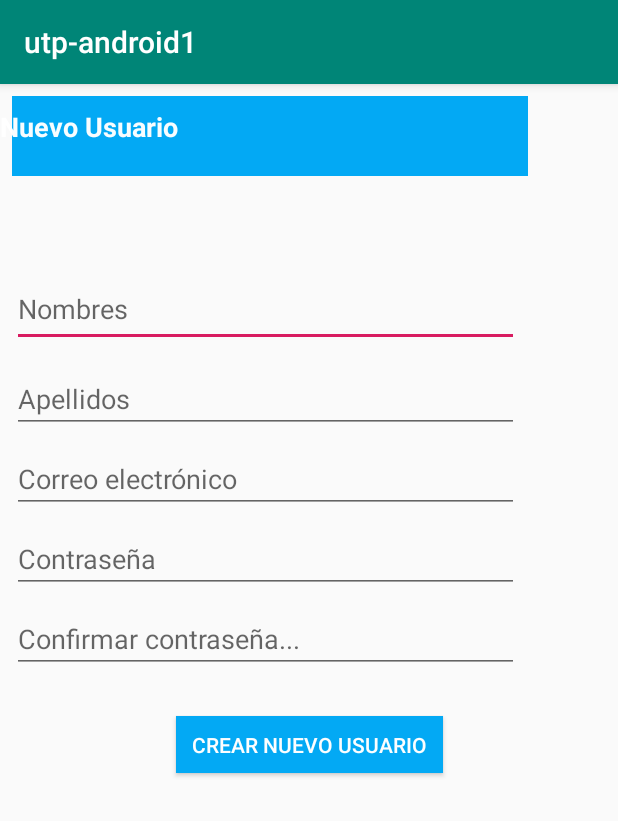
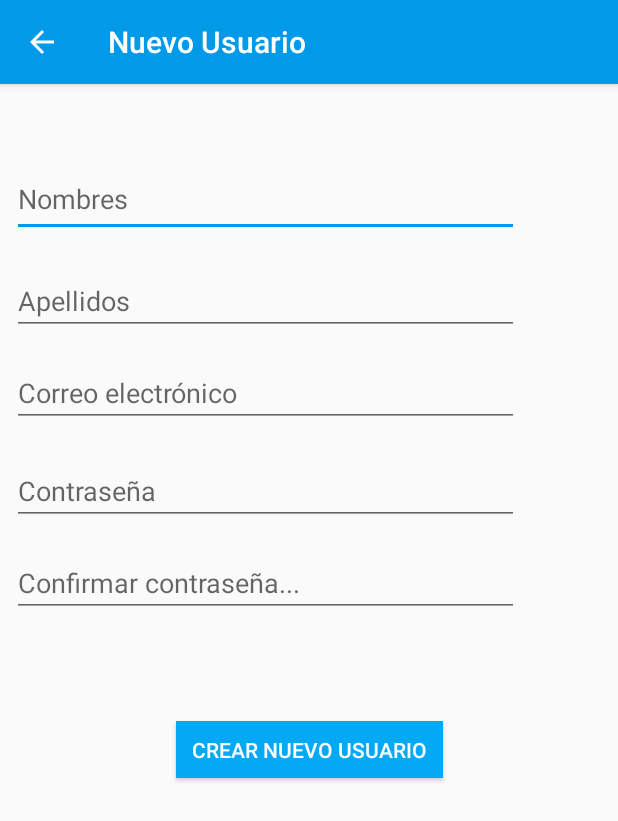
Before and after one commit to renzocastro/utp-android1, an Android app: the Activity_CreateUser screen opened directly, with no data from a screen before it, on a phone screen of 412 x 824 dp. Shown: the top 821 px of the screen. Run offline under Robolectric (Android 15) with nearby library versions, the phone set to English and light mode, and no system bars.

Commit message:
Interfaces part 2

```diff
--- a/app/src/main/res/layout/activity__create_user.xml
+++ b/app/src/main/res/layout/activity__create_user.xml
@@ -4,42 +4,15 @@
     xmlns:tools="http://schemas.android.com/tools"
     android:layout_width="match_parent"
     android:layout_height="match_parent"
+    android:background="#00FFFFFF"
     tools:context=".Activity_CreateUser">
-
-    <ImageView
-        android:id="@+id/imageView4"
-        android:layout_width="344dp"
-        android:layout_height="53dp"
-        android:layout_marginStart="8dp"
-        android:layout_marginTop="8dp"
-        android:layout_marginEnd="8dp"
-        android:layout_marginBottom="8dp"
-        android:background="#03A9F4"
-        app:layout_constraintBottom_toTopOf="@+id/imgview_logo"
-        app:layout_constraintEnd_toEndOf="parent"
-        app:layout_constraintHorizontal_bias="0.0"
-        app:layout_constraintStart_toStartOf="parent"
-        app:layout_constraintTop_toTopOf="parent"
-        app:layout_constraintVertical_bias="1.0" />
-
-    <TextView
-        android:id="@+id/textView5"
-        android:layout_width="282dp"
-        android:layout_height="27dp"
-        android:layout_marginTop="8dp"
-        android:text="Nuevo Usuario"
-        android:textColor="#F8FFFFFF"
-        android:textSize="18sp"
-        android:textStyle="bold"
-        app:layout_constraintTop_toTopOf="@+id/imageView4"
-        tools:layout_editor_absoluteX="39dp" />
 
     <EditText
         android:id="@+id/editText"
         android:layout_width="338dp"
         android:layout_height="50dp"
         android:layout_marginStart="8dp"
-        android:layout_marginTop="64dp"
+        android:layout_marginTop="52dp"
         android:layout_marginEnd="8dp"
         android:ems="10"
         android:hint="Nombres"
@@ -47,14 +20,14 @@
         app:layout_constraintEnd_toEndOf="parent"
         app:layout_constraintHorizontal_bias="0.0"
         app:layout_constraintStart_toStartOf="parent"
-        app:layout_constraintTop_toBottomOf="@+id/imageView4" />
+        app:layout_constraintTop_toTopOf="parent" />
 
     <EditText
         android:id="@+id/editText2"
         android:layout_width="338dp"
         android:layout_height="wrap_content"
         android:layout_marginStart="8dp"
-        android:layout_marginTop="12dp"
+        android:layout_marginTop="20dp"
         android:layout_marginEnd="8dp"
         android:ems="10"
         android:hint="Apellidos"
@@ -69,7 +42,7 @@
         android:layout_width="338dp"
         android:layout_height="wrap_content"
         android:layout_marginStart="8dp"
-        android:layout_marginTop="8dp"
+        android:layout_marginTop="16dp"
         android:layout_marginEnd="8dp"
         android:ems="10"
         android:hint="Correo electrónico"
@@ -84,7 +57,7 @@
         android:layout_width="338dp"
         android:layout_height="wrap_content"
         android:layout_marginStart="8dp"
-        android:layout_marginTop="8dp"
+        android:layout_marginTop="20dp"
         android:layout_marginEnd="8dp"
         android:ems="10"
         android:hint="Contraseña"
@@ -99,7 +72,7 @@
         android:layout_width="338dp"
         android:layout_height="wrap_content"
         android:layout_marginStart="8dp"
-        android:layout_marginTop="8dp"
+        android:layout_marginTop="16dp"
         android:layout_marginEnd="8dp"
         android:ems="10"
         android:hint="Confirmar contraseña..."
@@ -124,5 +97,5 @@
         app:layout_constraintEnd_toEndOf="parent"
         app:layout_constraintStart_toStartOf="parent"
         app:layout_constraintTop_toBottomOf="@+id/editText6"
-        app:layout_constraintVertical_bias="0.065" />/>
+        app:layout_constraintVertical_bias="0.171" />/>
 </android.support.constraint.ConstraintLayout>
--- a/app/src/main/res/values/colors.xml
+++ b/app/src/main/res/values/colors.xml
@@ -3,4 +3,7 @@
     <color name="colorPrimary">#008577</color>
     <color name="colorPrimaryDark">#00574B</color>
     <color name="colorAccent">#D81B60</color>
+    <color name="colorRecogedorPrimary">#019ae8</color>
+    <color name="colorRecogedorPrimaryDark">#008AD0</color>
+    <color name="colorRecogedorAccent">#019AE8</color>
 </resources>
--- a/app/src/main/res/values/strings.xml
+++ b/app/src/main/res/values/strings.xml
@@ -1,3 +1,6 @@
 <resources>
     <string name="app_name">utp-android1</string>
+    <string name="activity_login">Usuario Existente</string>
+    <string name="activity_new">Nuevo Usuario</string>
+    <string name="activity_welcome">El Recogedor</string>
 </resources>
--- a/app/src/main/res/values/styles.xml
+++ b/app/src/main/res/values/styles.xml
@@ -7,5 +7,10 @@
         <item name="colorPrimaryDark">@color/colorPrimaryDark</item>
         <item name="colorAccent">@color/colorAccent</item>
     </style>
-
+    <style name="ThemeRecogedor" parent="Theme.AppCompat.Light.DarkActionBar">
+        <!-- Customize your theme here. -->
+        <item name="colorPrimary">@color/colorRecogedorPrimary</item>
+        <item name="colorPrimaryDark">@color/colorRecogedorPrimaryDark</item>
+        <item name="colorAccent">@color/colorRecogedorAccent</item>
+    </style>
 </resources>
```
Also changed, not shown: app/src/main/AndroidManifest.xml (+10 -4 lines), app/src/main/java/com/example/utp_android1/Activity_CreateUser.java (+9 -0 lines), app/src/main/java/com/example/utp_android1/Activity_Login.java (+9 -0 lines), app/src/main/res/layout/activity__login.xml (+5 -30 lines), app/src/main/res/layout/activity__welcome.xml (+9 -34 lines).
